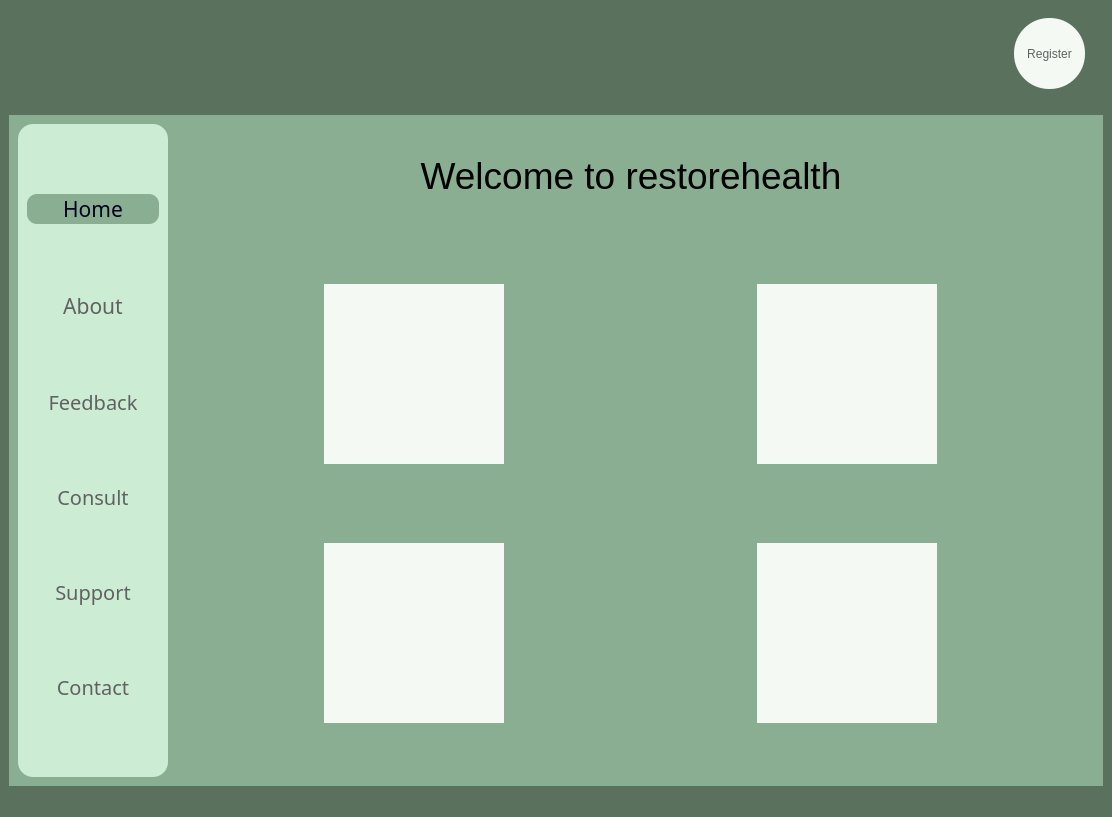
srishtiigautam/restorehealth, file home_window.ui: the form before one commit.
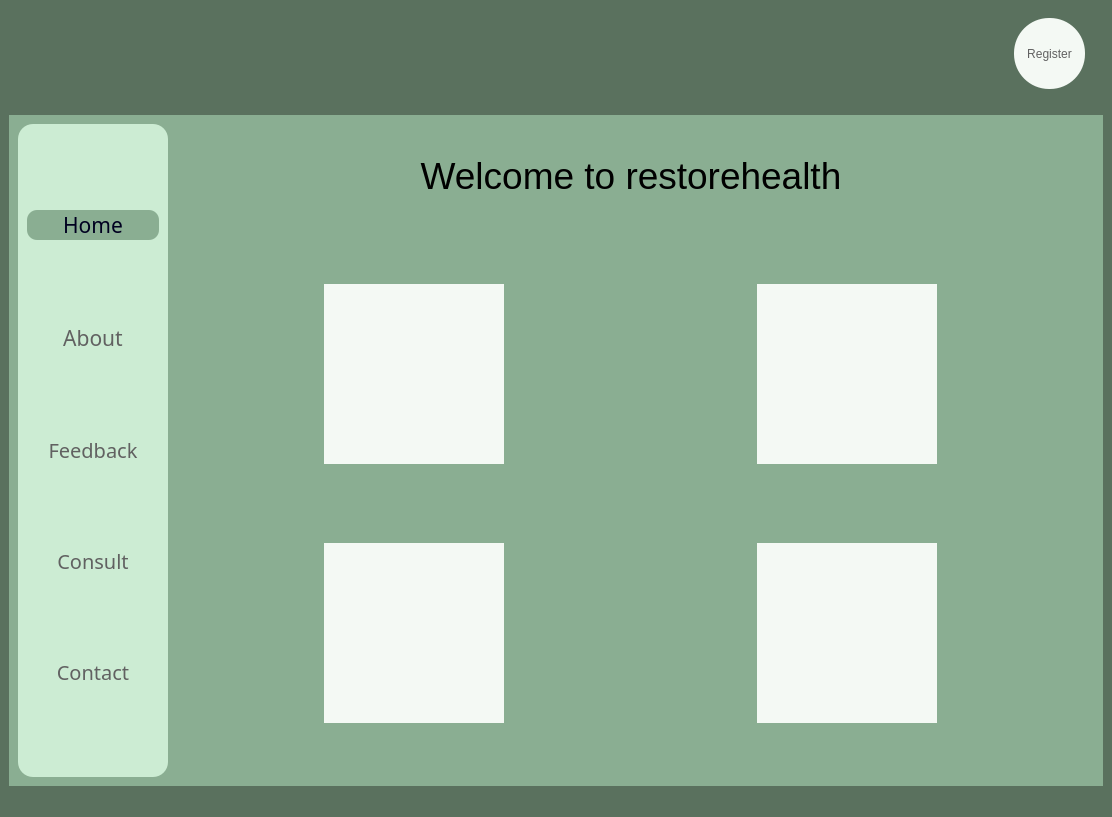
The form after the commit. Icons and pictures are not drawn.

```diff
--- a/home_window.ui
+++ b/home_window.ui
@@ -227,6 +227,7 @@
              <font>
               <family>Javanese Text</family>
               <pointsize>16</pointsize>
+              <weight>50</weight>
               <bold>false</bold>
              </font>
             </property>
@@ -254,6 +255,7 @@
              <font>
               <family>Javanese Text</family>
               <pointsize>16</pointsize>
+              <weight>50</weight>
               <bold>false</bold>
              </font>
             </property>
@@ -292,6 +294,7 @@
              <font>
               <family>Javanese Text</family>
               <pointsize>15</pointsize>
+              <weight>50</weight>
               <bold>false</bold>
              </font>
             </property>
@@ -330,6 +333,7 @@
              <font>
               <family>Javanese Text</family>
               <pointsize>15</pointsize>
+              <weight>50</weight>
               <bold>false</bold>
              </font>
             </property>
@@ -362,50 +366,13 @@
             </property>
            </widget>
           </item>
-          <item>
-           <widget class="QPushButton" name="Support_button">
-            <property name="font">
-             <font>
-              <family>Javanese Text</family>
-              <pointsize>15</pointsize>
-              <bold>false</bold>
-             </font>
-            </property>
-            <property name="cursor">
-             <cursorShape>PointingHandCursor</cursorShape>
-            </property>
-            <property name="styleSheet">
-             <string notr="true">QPushButton{
-color: rgb(97, 97, 97);
-border-radius:10px;
-}
-
-QPushButton:hover{
-background-color: rgb(220, 255, 228);
-	/*color: rgb(255, 255, 255);*/
-	font: 700 16pt &quot;Constantia&quot;;
-}
-
-QPushButton:pressed{
-	color: rgb(0, 0, 32);
-	border-radius:10px;
-	background-color: rgb(138, 174, 146);
-}
-
-
-</string>
-            </property>
-            <property name="text">
-             <string>Support</string>
-            </property>
-           </widget>
-          </item>
           <item>
            <widget class="QPushButton" name="Contact_button">
             <property name="font">
              <font>
               <family>Javanese Text</family>
               <pointsize>15</pointsize>
+              <weight>50</weight>
               <bold>false</bold>
              </font>
             </property>
```
Left out of the diff: 7 changed lines with no effect on the pictures.
